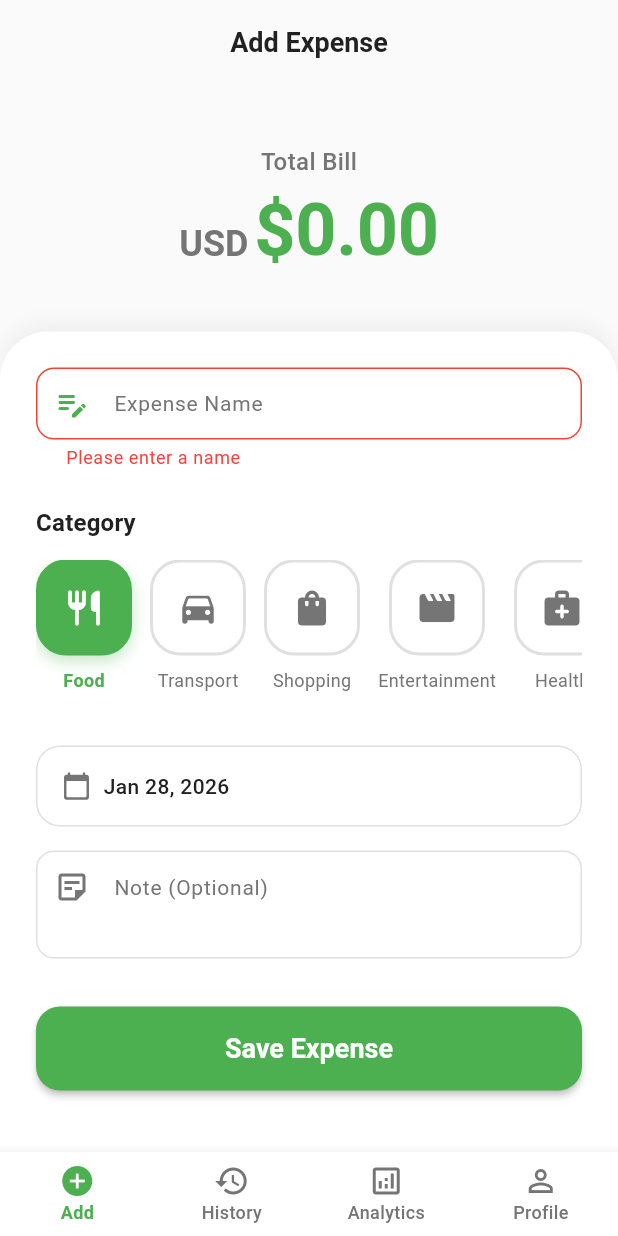
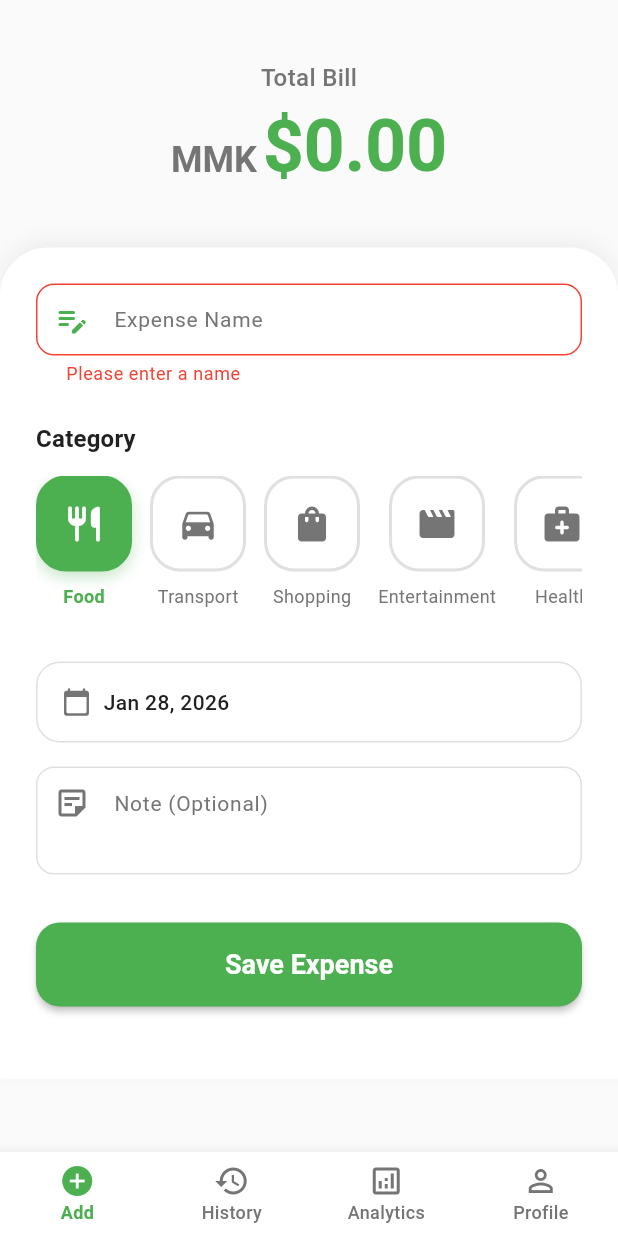
Before and after one commit to ThuraMinThein/my_expense_mobile, a Flutter app: the AddExpenseScreen screen opened by its route, after a tap on "Save Expense", on a phone screen of 412 x 824 dp. Run offline on Flutter 3.47's test engine with Material 3 defaults, Android fonts, the phone set to English and light mode, and no system bars; our stand-ins replace dio, fl_chart, flutter_riverpod, go_router, google_sign_in, shared_preferences; accounts and stored records are empty.

```diff
--- a/lib/core/constants/app_constants.dart
+++ b/lib/core/constants/app_constants.dart
@@ -11,11 +11,12 @@ class AppConstants {
     'Entertainment',
     'Health',
     'Education',
+    'Bills',
     'Other',
-    'Bills',
   ];
 
   static const List<String> currencies = [
+    'MMK',
     'USD',
     'EUR',
     'GBP',
@@ -24,7 +25,6 @@ class AppConstants {
     'INR',
     'AUD',
     'CAD',
-    'MMK',
   ];
 
   static const String defaultCurrency = 'USD';
--- a/lib/core/providers/app_providers.dart
+++ b/lib/core/providers/app_providers.dart
@@ -7,7 +7,7 @@ final preferencesProvider = Provider<SharedPreferences>((ref) {
 });
 
 final currencyProvider = StateProvider<String>((ref) {
-  return 'USD';
+  return 'MMK';
 });
 
 final themeProvider = StateProvider<bool>((ref) {
@@ -40,6 +40,14 @@ class UserData {
       photoUrl: photoUrl ?? this.photoUrl,
     );
   }
+
+  factory UserData.fromJson(Map<String, dynamic> json) {
+    return UserData(
+      id: json['id'].toString(),
+      name: json['name'] ?? '',
+      email: json['email'] ?? '',
+    );
+  }
 }
 
 final apiServiceProvider = Provider<ApiService>((ref) {
--- a/lib/core/theme/app_colors.dart
+++ b/lib/core/theme/app_colors.dart
@@ -27,7 +27,7 @@ class AppColors {
     Color(0xFF66BB6A), // Entertainment - Green
     Color(0xFFEC407A), // Health - Pink
     Color(0xFFFFA726), // Education - Amber
+    Color(0xFF78909C), // Bills - Blue Grey
     Color(0xFF8D6E63), // Other - Brown
-    Color(0xFF78909C), // Bills - Blue Grey
   ];
 }
--- a/lib/features/expense/screens/add_expense_screen.dart
+++ b/lib/features/expense/screens/add_expense_screen.dart
@@ -36,13 +36,6 @@ class _AddExpenseScreenState extends ConsumerState<AddExpenseScreen> {
   Widget build(BuildContext context) {
     return Scaffold(
       backgroundColor: AppColors.background,
-      appBar: AppBar(
-        title: const Text('Add Expense'),
-        centerTitle: true,
-        elevation: 0,
-        backgroundColor: AppColors.background,
-        foregroundColor: AppColors.textPrimary,
-      ),
       body: SafeArea(
         child: Column(
           children: [
@@ -561,7 +554,7 @@ class _AddExpenseScreenState extends ConsumerState<AddExpenseScreen> {
             backgroundColor: AppColors.success,
           ),
         );
-        context.pop(); // Go back to previous screen
+        context.go("/history"); // Go back to previous screen
       }
     } catch (e) {
       if (mounted) {
--- a/lib/features/expense/screens/expense_history_screen.dart
+++ b/lib/features/expense/screens/expense_history_screen.dart
@@ -86,7 +86,9 @@ class _ExpenseHistoryScreenState extends ConsumerState<ExpenseHistoryScreen>
     final categoryIndex = AppConstants.expenseCategories.indexOf(
       expense.category,
     );
-    final categoryColor = AppColors.categoryColors[categoryIndex];
+    final categoryColor = (categoryIndex >= 0)
+        ? AppColors.categoryColors[categoryIndex]
+        : AppColors.categoryColors[7]; // fallback color
 
     return AppCard(
       margin: const EdgeInsets.only(bottom: 12),
--- a/lib/features/profile/screens/profile_screen.dart
+++ b/lib/features/profile/screens/profile_screen.dart
@@ -15,7 +15,8 @@ class ProfileScreen extends ConsumerWidget {
 
   @override
   Widget build(BuildContext context, WidgetRef ref) {
-    final user = ref.watch(authProvider).user;
+    final authState = ref.watch(authProvider);
+    final user = authState.user;
     final currency = ref.watch(currencyProvider);
     final isDarkMode = ref.watch(themeProvider);
     final summaryAsync = ref.watch(expenseSummaryProvider);
```
Also changed, not shown: lib/features/auth/providers/auth_provider.dart (+13 -8 lines), lib/features/expense/models/expense.dart (+26 -13 lines), lib/features/expense/services/api_service.dart (+10 -0 lines).
